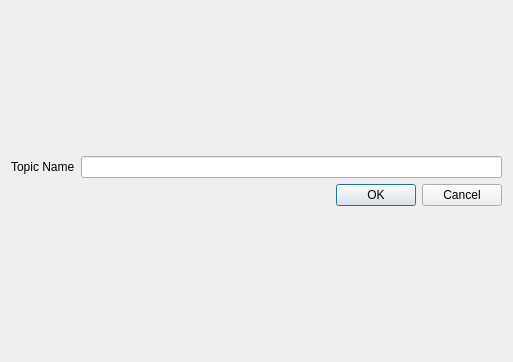
First picture: the form in dialogadditem.ui, repository Specter-13/icp-mqtt-project, before the edit.
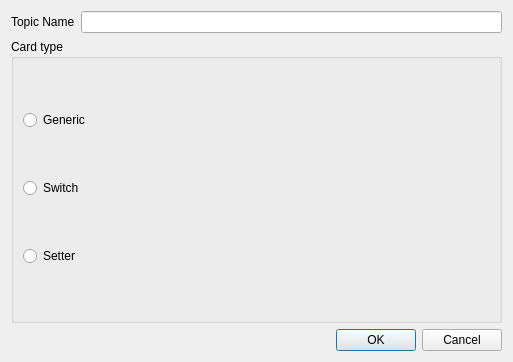
Second picture: the form after the edit.

Commit message: added setter card and more fixes

```diff
--- a/dialogadditem.ui
+++ b/dialogadditem.ui
@@ -30,6 +30,36 @@
        </item>
       </layout>
      </item>
+     <item>
+      <widget class="QGroupBox" name="groupBox">
+       <property name="title">
+        <string>Card type</string>
+       </property>
+       <layout class="QVBoxLayout" name="verticalLayout_3">
+        <item>
+         <widget class="QRadioButton" name="genericRadioButton">
+          <property name="text">
+           <string>Generic</string>
+          </property>
+         </widget>
+        </item>
+        <item>
+         <widget class="QRadioButton" name="switchRadioButton">
+          <property name="text">
+           <string>Switch</string>
+          </property>
+         </widget>
+        </item>
+        <item>
+         <widget class="QRadioButton" name="setterRadioButton">
+          <property name="text">
+           <string>Setter</string>
+          </property>
+         </widget>
+        </item>
+       </layout>
+      </widget>
+     </item>
      <item>
       <widget class="QDialogButtonBox" name="buttonBox">
        <property name="orientation">
```
The commit also changes 16 other files.
